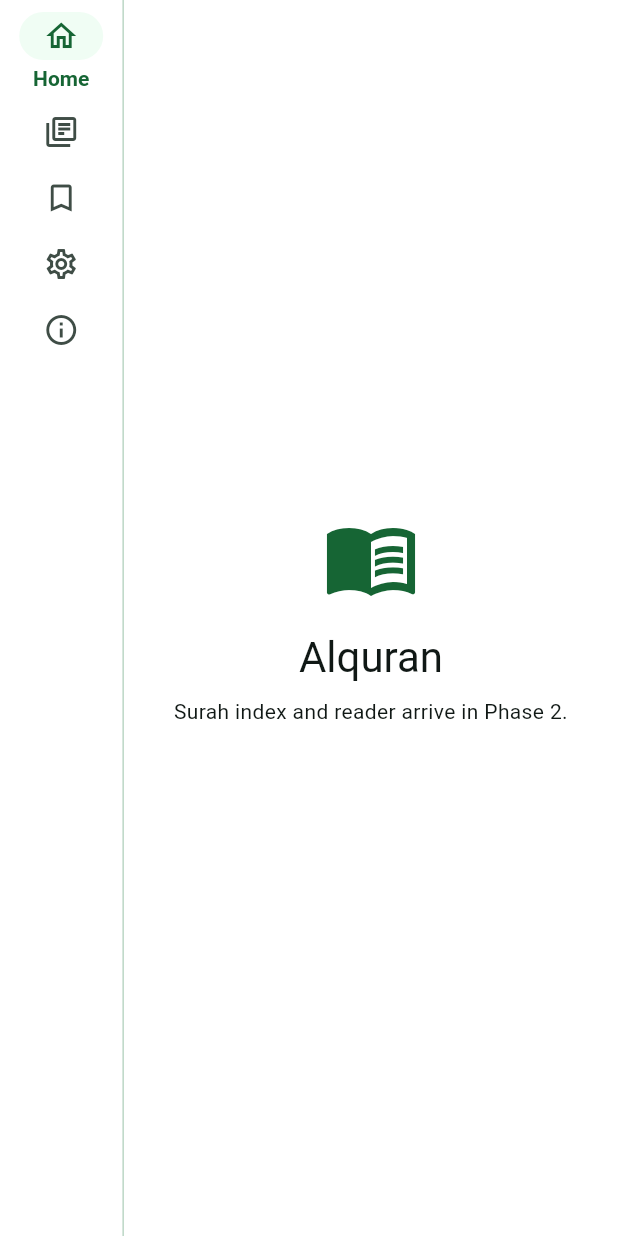
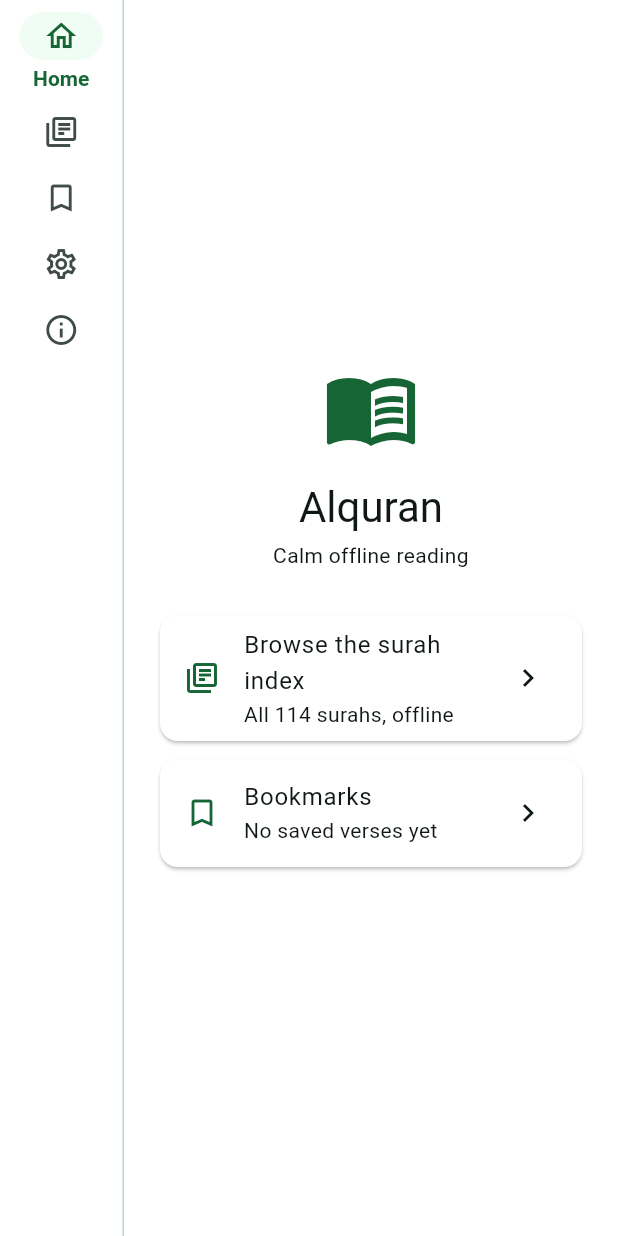
Before and after one commit to zalwan/alquran_on_linux, a Flutter app: the screen it shows after launch, on a phone screen of 412 x 824 dp. Run offline on Flutter 3.47's test engine with Material 3 defaults, Android fonts, the light colour scheme and no system bars; our stand-ins replace drift, flutter_riverpod, go_router, scrollable_positioned_list, shared_preferences; accounts and stored records are empty; generated files the repository leaves out were written again.

Commit message:
feat: wave B dashboard, tappable bookmarks, readable widths

```diff
--- a/lib/features/home/home_page.dart
+++ b/lib/features/home/home_page.dart
@@ -3,23 +3,33 @@ import 'package:flutter_riverpod/flutter_riverpod.dart';
 import 'package:go_router/go_router.dart';
 
 import '../../app/router.dart';
+import '../../domain/entities/reading_state.dart';
 import '../reader/reader_providers.dart';
 
-/// Home: product identity plus a continue-reading entry point. Without a
-/// saved position it stays a quiet placeholder; the surah index and reader
-/// arrive with the approved content (Phase 2 content gate).
+/// Home dashboard: product identity, continue-reading entry point, library
+/// stats, and shortcuts. Content-independent parts (stats, shortcuts) work
+/// even before first launch reading; the surah count appears once seeded.
 class HomePage extends ConsumerWidget {
   const HomePage({super.key});
 
   @override
   Widget build(BuildContext context, WidgetRef ref) {
     final ThemeData theme = Theme.of(context);
-    final lastRead = ref.watch(lastReadProvider);
+    final AsyncValue<ReadingPosition?> lastRead = ref.watch(lastReadProvider);
+    final AsyncValue<List<Bookmark>> bookmarks = ref.watch(
+      bookmarksListProvider,
+    );
+    final int bookmarkCount = bookmarks.maybeWhen(
+      data: (items) => items.length,
+      orElse: () => 0,
+    );
+
     return Center(
-      child: Padding(
-        padding: const EdgeInsets.all(24),
-        child: Column(
-          mainAxisSize: MainAxisSize.min,
+      child: ConstrainedBox(
+        constraints: const BoxConstraints(maxWidth: 560),
+        child: ListView(
+          padding: const EdgeInsets.all(24),
+          shrinkWrap: true,
           children: [
             Icon(
               Icons.menu_book_outlined,
@@ -27,45 +37,55 @@ class HomePage extends ConsumerWidget {
               color: theme.colorScheme.primary,
             ),
             const SizedBox(height: 16),
-            Text('Alquran', style: theme.textTheme.headlineMedium),
-            const SizedBox(height: 8),
-            lastRead.when(
+            Text(
+              'Alquran',
+              style: theme.textTheme.headlineMedium,
+              textAlign: TextAlign.center,
+            ),
+            const SizedBox(height: 4),
+            Text(
+              'Calm offline reading',
+              style: theme.textTheme.bodyMedium,
+              textAlign: TextAlign.center,
+            ),
+            const SizedBox(height: 24),
+            lastRead.maybeWhen(
               data: (position) {
                 if (position == null) {
-                  return Text(
-                    'Surah index and reader arrive in Phase 2.',
-                    style: theme.textTheme.bodyMedium,
-                    textAlign: TextAlign.center,
-                  );
+                  return const SizedBox.shrink();
                 }
-                return Column(
-                  mainAxisSize: MainAxisSize.min,
-                  children: [
-                    Text(
-                      'Continue reading: Surah ${position.key.surahNumber}, '
-                      'Ayah ${position.key.ayahNumber}',
-                      style: theme.textTheme.bodyMedium,
-                      textAlign: TextAlign.center,
-                    ),
-                    const SizedBox(height: 12),
-                    ElevatedButton(
-                      onPressed: () => context.go(
-                        AppRoutes.reader(position.key.surahNumber),
-                      ),
-                      child: const Text('Continue reading'),
-                    ),
-                  ],
-                );
+                return _ContinueCard(position: position);
               },
-              loading: () => Text(
-                'Surah index and reader arrive in Phase 2.',
-                style: theme.textTheme.bodyMedium,
-                textAlign: TextAlign.center,
+              orElse: () => const SizedBox.shrink(),
+            ),
+            Card(
+              margin: const EdgeInsets.symmetric(vertical: 6),
+              child: ListTile(
+                leading: Icon(
+                  Icons.library_books_outlined,
+                  color: theme.colorScheme.primary,
+                ),
+                title: const Text('Browse the surah index'),
+                subtitle: const Text('All 114 surahs, offline'),
+                trailing: const Icon(Icons.chevron_right),
+                onTap: () => context.go(AppRoutes.surahs),
               ),
-              error: (_, _) => Text(
-                'Surah index and reader arrive in Phase 2.',
-                style: theme.textTheme.bodyMedium,
-                textAlign: TextAlign.center,
+            ),
+            Card(
+              margin: const EdgeInsets.symmetric(vertical: 6),
+              child: ListTile(
+                leading: Icon(
+                  Icons.bookmark_border,
+                  color: theme.colorScheme.primary,
+                ),
+                title: const Text('Bookmarks'),
+                subtitle: Text(
+                  bookmarkCount == 0
+                      ? 'No saved verses yet'
+                      : '$bookmarkCount saved verse${bookmarkCount == 1 ? '' : 's'}',
+                ),
+                trailing: const Icon(Icons.chevron_right),
+                onTap: () => context.go(AppRoutes.bookmarks),
               ),
             ),
           ],
@@ -74,3 +94,48 @@ class HomePage extends ConsumerWidget {
     );
   }
 }
+
+class _ContinueCard extends StatelessWidget {
+  const _ContinueCard({required this.position});
+
+  final ReadingPosition position;
+
+  @override
+  Widget build(BuildContext context) {
+    final ThemeData theme = Theme.of(context);
+    final ColorScheme scheme = theme.colorScheme;
+    return Container(
+      margin: const EdgeInsets.only(bottom: 6),
+      padding: const EdgeInsets.all(16),
+      decoration: BoxDecoration(
+        color: scheme.primaryContainer,
+        borderRadius: BorderRadius.circular(12),
+      ),
+      child: Column(
+        crossAxisAlignment: CrossAxisAlignment.start,
+        children: [
+          Text(
+            'Continue reading',
+            style: theme.textTheme.titleMedium?.copyWith(
+              color: scheme.onPrimaryContainer,
+            ),
+          ),
+          const SizedBox(height: 4),
+          Text(
+            'Surah ${position.key.surahNumber}, '
+            'Ayah ${position.key.ayahNumber}',
+            style: theme.textTheme.bodyMedium?.copyWith(
+              color: scheme.onPrimaryContainer,
+            ),
+          ),
+          const SizedBox(height: 12),
+          ElevatedButton(
+            onPressed: () =>
+                context.go(AppRoutes.reader(position.key.surahNumber)),
+            child: const Text('Continue reading'),
+          ),
+        ],
+      ),
+    );
+  }
+}
```
Also changed, not shown: lib/features/bookmarks/bookmarks_page.dart (+25 -5 lines), lib/features/reader/reader_page.dart (+10 -1 lines), lib/features/surah_index/surah_index_page.dart (+8 -2 lines), 4 other files.
